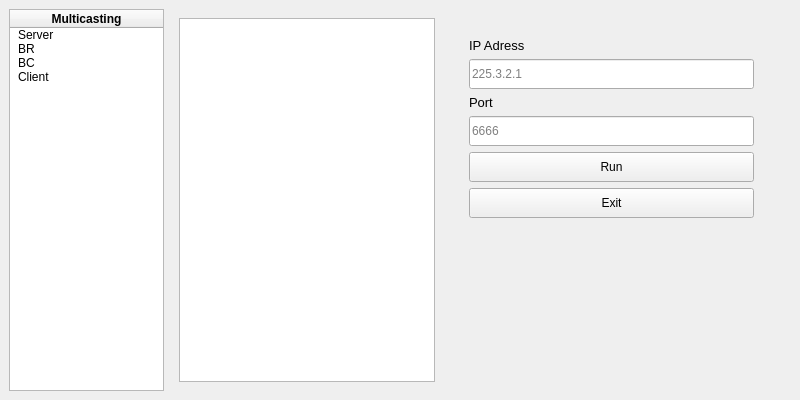
First picture: the form in 112-1/WEB PROGRAMMING/Lab/Lab 9 – Multicast/d1166506/home.ui, repository jack41402/FCU, before the edit.
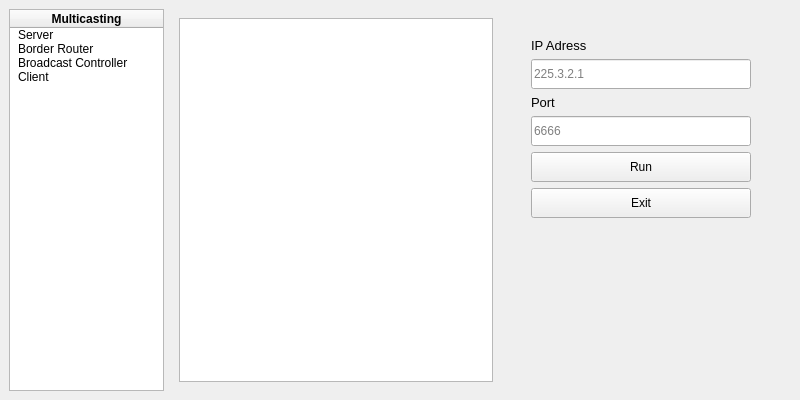
Second picture: the form after the edit. The open tabs and pages were chosen to show the change.

What changed in the file:
```diff
--- a/112-1/WEB PROGRAMMING/Lab/Lab 9 – Multicast/d1166506/home.ui
+++ b/112-1/WEB PROGRAMMING/Lab/Lab 9 – Multicast/d1166506/home.ui
@@ -55,12 +55,12 @@
         </item>
         <item>
          <property name="text">
-          <string>BR</string>
+          <string>Border Router</string>
          </property>
         </item>
         <item>
          <property name="text">
-          <string>BC</string>
+          <string>Broadcast Controller</string>
          </property>
         </item>
         <item>
@@ -76,7 +76,7 @@
          <number>3</number>
         </property>
         <widget class="QWidget" name="page_Server">
-         <layout class="QHBoxLayout" name="horizontalLayout_2" stretch="0,1,10,1">
+         <layout class="QHBoxLayout" name="horizontalLayout_2" stretch="10,1,7,1">
           <item>
            <widget class="QTextBrowser" name="textBrowser_Server"/>
           </item>
```
Left out of the diff: 14 changed lines with no effect on the pictures.
